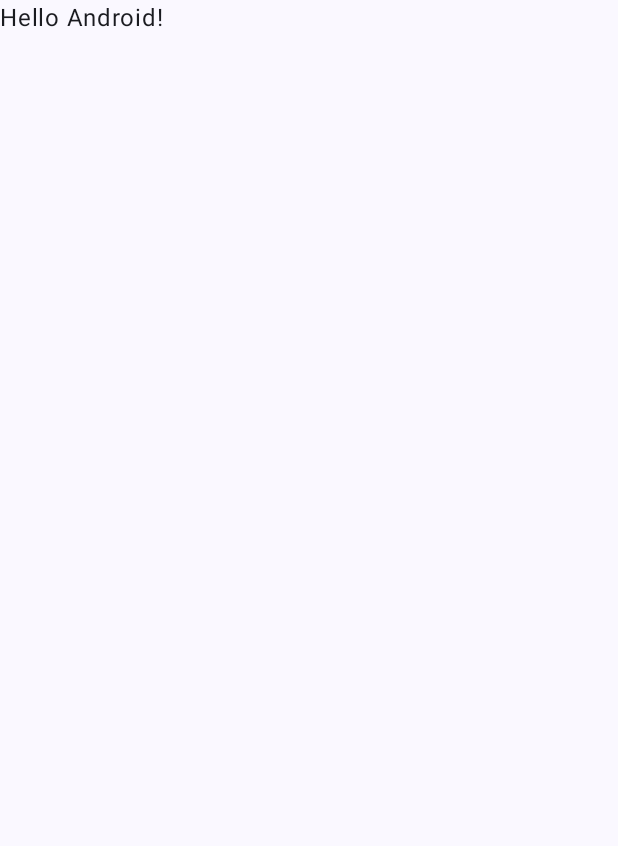
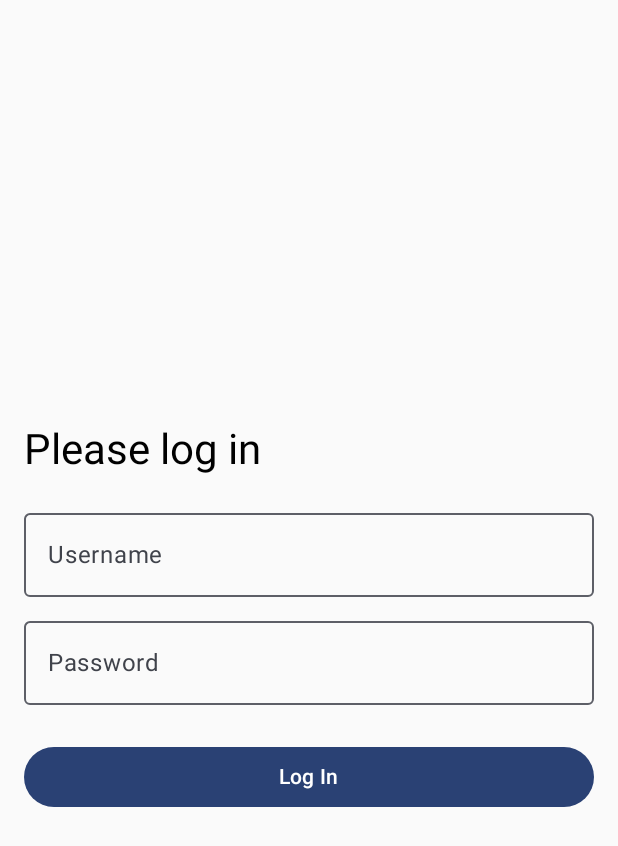
Before and after one commit to alv77/StepPet, an Android app built with Jetpack Compose: the screen it shows after launch (MainActivity), on a phone screen of 412 x 824 dp. Before the commit the part shown is almost empty. Shown: the top 846 px of the screen. Run offline under Robolectric (Android 15) with nearby library versions, the phone set to English and light mode, and no system bars; 2 statements that could not run were skipped.

Commit message:
Login check

```diff
--- a/app/build.gradle.kts
+++ b/app/build.gradle.kts
@@ -27,6 +27,7 @@
             )
         }
     }
+
     compileOptions {
         sourceCompatibility = JavaVersion.VERSION_11
         targetCompatibility = JavaVersion.VERSION_11
@@ -40,15 +41,18 @@
 }
 
 dependencies {
-
     implementation(libs.androidx.core.ktx)
     implementation(libs.androidx.lifecycle.runtime.ktx)
+    implementation("androidx.security:security-crypto:1.0.0")
+    implementation("androidx.lifecycle:lifecycle-viewmodel-compose:2.6.1")
+
     implementation(libs.androidx.activity.compose)
     implementation(platform(libs.androidx.compose.bom))
     implementation(libs.androidx.ui)
     implementation(libs.androidx.ui.graphics)
     implementation(libs.androidx.ui.tooling.preview)
     implementation(libs.androidx.material3)
+
     testImplementation(libs.junit)
     androidTestImplementation(libs.androidx.junit)
     androidTestImplementation(libs.androidx.espresso.core)
--- /dev/null
+++ b/app/src/main/java/com/example/steppet/data/repository/LoginRepository.kt
@@ -0,0 +1,46 @@
+package com.example.steppet.data.repository
+
+import android.content.Context
+import androidx.security.crypto.EncryptedSharedPreferences
+import androidx.security.crypto.MasterKeys
+
+/**
+ * Stores and retrieves login credentials securely using EncryptedSharedPreferences.
+ */
+class LoginRepository(context: Context) {
+
+    private val masterKeyAlias = MasterKeys.getOrCreate(MasterKeys.AES256_GCM_SPEC)
+    private val prefs = EncryptedSharedPreferences.create(
+        "login_prefs",
+        masterKeyAlias,
+        context,
+        EncryptedSharedPreferences.PrefKeyEncryptionScheme.AES256_SIV,
+        EncryptedSharedPreferences.PrefValueEncryptionScheme.AES256_GCM
+    )
+
+    companion object {
+        private const val KEY_USERNAME = "username"
+        private const val KEY_PASSWORD = "password"
+    }
+
+    /** Saves the provided username and password. */
+    fun saveCredentials(username: String, password: String) {
+        prefs.edit()
+            .putString(KEY_USERNAME, username)
+            .putString(KEY_PASSWORD, password)
+            .apply()
+    }
+
+    /** Clears all stored credentials. */
+    fun clearCredentials() {
+        prefs.edit().clear().apply()
+    }
+
+    /** Retrieves the stored username, or null if none. */
+    fun getUsername(): String? =
+        prefs.getString(KEY_USERNAME, null)
+
+    /** Retrieves the stored password, or null if none. */
+    fun getPassword(): String? =
+        prefs.getString(KEY_PASSWORD, null)
+}
--- /dev/null
+++ b/app/src/main/java/com/example/steppet/ui/screen/auth/LoginScreen.kt
@@ -0,0 +1,74 @@
+package com.example.steppet.ui.screen.auth
+
+import androidx.compose.foundation.layout.*
+import androidx.compose.foundation.text.KeyboardOptions
+import androidx.compose.material3.*
+import androidx.compose.runtime.*
+import androidx.compose.ui.Modifier
+import androidx.compose.ui.text.input.*
+import androidx.compose.ui.unit.dp
+import androidx.lifecycle.viewmodel.compose.viewModel
+import com.example.steppet.viewmodel.LoginViewModel
+
+/**
+ * Composable for the login screen.
+ *
+ * @param onLoginSuccess callback invoked when loginSuccess becomes true.
+ */
+@Composable
+fun LoginScreen(
+    onLoginSuccess: () -> Unit,
+    viewModel: LoginViewModel = viewModel()
+) {
+    val user by remember { derivedStateOf { viewModel.username } }
+    val pass by remember { derivedStateOf { viewModel.password } }
+    val error by remember { derivedStateOf { viewModel.errorMessage } }
+
+    // Navigate when loginSuccess flips to true
+    LaunchedEffect(viewModel.loginSuccess) {
+        if (viewModel.loginSuccess) {
+            onLoginSuccess()
+        }
+    }
+
+    Column(
+        modifier = Modifier
+            .fillMaxSize()
+            .padding(16.dp),
+        verticalArrangement = Arrangement.Center
+    ) {
+        Text("Please log in", style = MaterialTheme.typography.headlineMedium)
+        Spacer(Modifier.height(16.dp))
+
+        OutlinedTextField(
+            value = user,
+            onValueChange = viewModel::onUsernameChange,
+            label = { Text("Username") },
+            singleLine = true,
+            modifier = Modifier.fillMaxWidth()
+        )
+        Spacer(Modifier.height(8.dp))
+
+        OutlinedTextField(
+            value = pass,
+            onValueChange = viewModel::onPasswordChange,
+            label = { Text("Password") },
+            singleLine = true,
+            visualTransformation = PasswordVisualTransformation(),
+            keyboardOptions = KeyboardOptions(keyboardType = KeyboardType.Password),
+            modifier = Modifier.fillMaxWidth()
+        )
+        error?.let {
+            Spacer(Modifier.height(8.dp))
+            Text(it, color = MaterialTheme.colorScheme.error)
+        }
+        Spacer(Modifier.height(24.dp))
+
+        Button(
+            onClick = { viewModel.login { /* Navigation is handled by LaunchedEffect */ } },
+            modifier = Modifier.fillMaxWidth()
+        ) {
+            Text("Log In")
+        }
+    }
+}
--- a/app/src/main/java/com/example/steppet/ui/screen/home/MainActivity.kt
+++ b/app/src/main/java/com/example/steppet/ui/screen/home/MainActivity.kt
@@ -8,40 +8,59 @@
 import androidx.compose.foundation.layout.padding
 import androidx.compose.material3.Scaffold
 import androidx.compose.material3.Text
-import androidx.compose.runtime.Composable
+import androidx.compose.runtime.*
 import androidx.compose.ui.Modifier
 import androidx.compose.ui.tooling.preview.Preview
+import androidx.lifecycle.viewmodel.compose.viewModel
+import com.example.steppet.ui.screen.auth.LoginScreen
 import com.example.steppet.ui.theme.StepPetTheme
+import com.example.steppet.viewmodel.LoginViewModel
 
 class MainActivity : ComponentActivity() {
     override fun onCreate(savedInstanceState: Bundle?) {
         super.onCreate(savedInstanceState)
+        // Enable edge-to-edge rendering
         enableEdgeToEdge()
+
         setContent {
             StepPetTheme {
-                Scaffold(modifier = Modifier.fillMaxSize()) { innerPadding ->
-                    Greeting(
-                        name = "Android",
-                        modifier = Modifier.padding(innerPadding)
+                // Obtain our LoginViewModel that holds loginSuccess & username
+                val loginViewModel: LoginViewModel = viewModel()
+
+                // Read loginSuccess as a Compose state
+                val isLoggedIn by remember { derivedStateOf { loginViewModel.loginSuccess } }
+
+                if (!isLoggedIn) {
+                    // Show Login UI until loginSuccess == true
+                    LoginScreen(
+                        onLoginSuccess = { /* no-op: LoginScreen sets loginSuccess internally */ }
                     )
+                } else {
+                    // Once logged in, show your home scaffold
+                    Scaffold(modifier = Modifier.fillMaxSize()) { innerPadding ->
+                        // You can show the username dynamically if you like:
+                        val user = loginViewModel.username
+                        Text(
+                            text = "Hello $user!",
+                            modifier = Modifier.padding(innerPadding)
+                        )
+                    }
                 }
             }
         }
     }
 }
 
-@Composable
-fun Greeting(name: String, modifier: Modifier = Modifier) {
-    Text(
-        text = "Hello $name!",
-        modifier = modifier
-    )
-}
-
 @Preview(showBackground = true)
 @Composable
-fun GreetingPreview() {
+fun MainActivityPreview() {
     StepPetTheme {
-        Greeting("Android")
+        // In preview, pretend we're logged out to show the LoginScreen
+        var fakeLoggedIn by remember { mutableStateOf(false) }
+        if (!fakeLoggedIn) {
+            LoginScreen(onLoginSuccess = { fakeLoggedIn = true })
+        } else {
+            Text("Hello Preview!", Modifier.fillMaxSize())
+        }
     }
 }
--- /dev/null
+++ b/app/src/main/java/com/example/steppet/viewmodel/LoginViewModel.kt
@@ -0,0 +1,71 @@
+package com.example.steppet.viewmodel
+
+import android.app.Application
+import androidx.lifecycle.AndroidViewModel
+import androidx.lifecycle.viewModelScope
+import androidx.compose.runtime.*
+import com.example.steppet.data.repository.LoginRepository
+import kotlinx.coroutines.Dispatchers
+import kotlinx.coroutines.launch
+import kotlinx.coroutines.withContext
+
+/**
+ * ViewModel for handling user login and logout.
+ */
+class LoginViewModel(application: Application) : AndroidViewModel(application) {
+
+    private val repository = LoginRepository(application)
+
+    var username by mutableStateOf("")
+        private set
+
+    var password by mutableStateOf("")
+        private set
+
+    var loginSuccess by mutableStateOf(false)
+        private set
+
+    var errorMessage by mutableStateOf<String?>(null)
+        private set
+
+    /** Updates the username as the user types. */
+    fun onUsernameChange(newUsername: String) {
+        username = newUsername
+    }
+
+    /** Updates the password as the user types. */
+    fun onPasswordChange(newPassword: String) {
+        password = newPassword
+    }
+
+    /**
+     * Attempts login with the current username/password.
+     * On success, saves credentials and invokes onResult(true).
+     */
+    fun login(onResult: (Boolean) -> Unit) {
+        viewModelScope.launch {
+            if (username.isNotBlank() && password.isNotBlank()) {
+                withContext(Dispatchers.IO) {
+                    repository.saveCredentials(username, password)
+                }
+                errorMessage = null
+                loginSuccess = true
+                onResult(true)
+            } else {
+                errorMessage = "Username and password must not be empty"
+                onResult(false)
+            }
+        }
+    }
+
+    /** Logs out the user and clears stored credentials. */
+    fun logout() {
+        viewModelScope.launch(Dispatchers.IO) {
+            repository.clearCredentials()
+            loginSuccess = false
+            username = ""
+            password = ""
+            errorMessage = null
+        }
+    }
+}
--- a/gradle/libs.versions.toml
+++ b/gradle/libs.versions.toml
@@ -8,6 +8,7 @@
 lifecycleRuntimeKtx = "2.8.7"
 activityCompose = "1.10.1"
 composeBom = "2024.04.01"
+securityCryptoKtx = "1.0.0"
 
 [libraries]
 androidx-core-ktx = { group = "androidx.core", name = "core-ktx", version.ref = "coreKtx" }
@@ -24,6 +25,7 @@
 androidx-ui-test-manifest = { group = "androidx.compose.ui", name = "ui-test-manifest" }
 androidx-ui-test-junit4 = { group = "androidx.compose.ui", name = "ui-test-junit4" }
 androidx-material3 = { group = "androidx.compose.material3", name = "material3" }
+androidx-security-crypto-ktx = { group = "androidx.security", name = "security-crypto-ktx", version.ref = "securityCryptoKtx" }
 
 [plugins]
 android-application = { id = "com.android.application", version.ref = "agp" }
```
